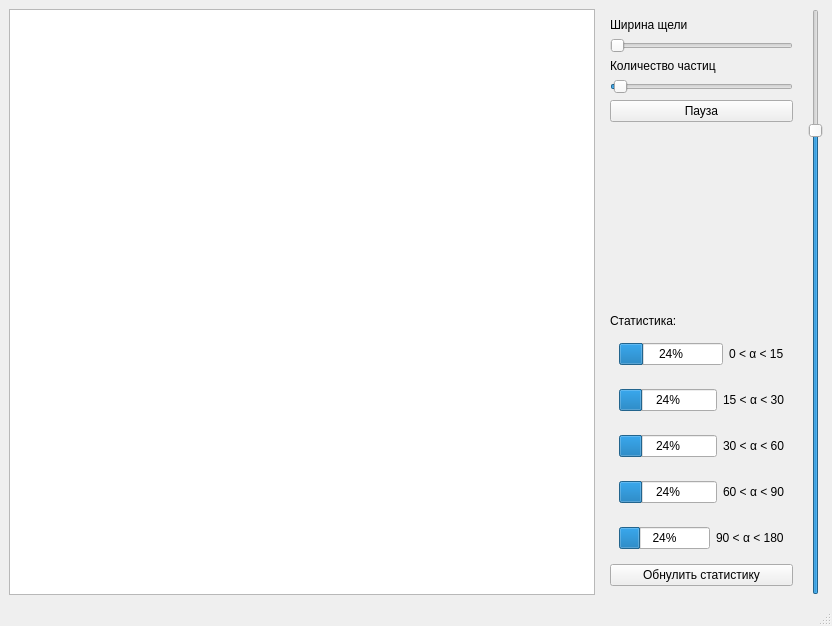
First picture: the form in src/mainwindow/mainwindow.ui, repository BigCubeCat/rutherford-experiment, before the edit.
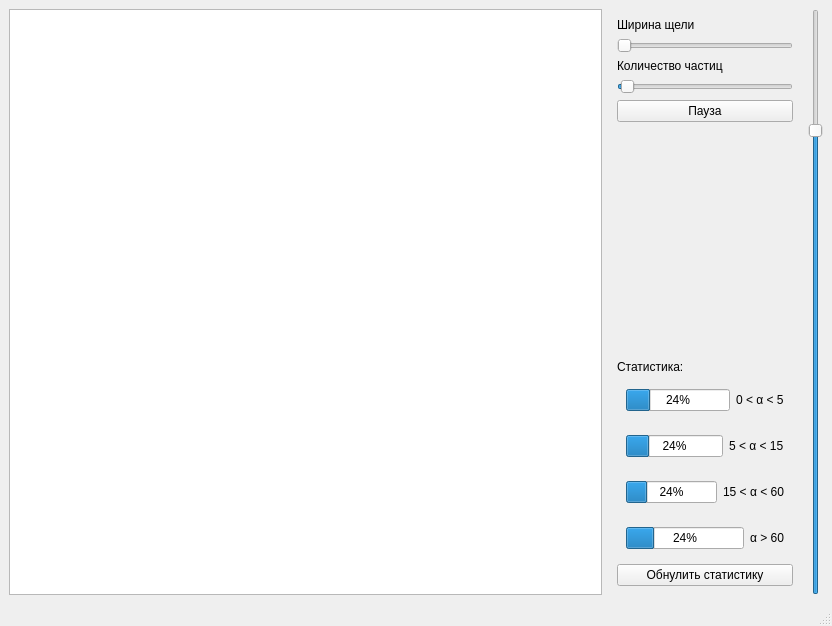
Second picture: the form after the edit.

```diff
--- a/src/mainwindow/mainwindow.ui
+++ b/src/mainwindow/mainwindow.ui
@@ -160,7 +160,7 @@
                  </sizepolicy>
                 </property>
                 <property name="text">
-                 <string>0 &lt; α &lt; 15</string>
+                 <string>0 &lt; α &lt; 5</string>
                 </property>
                </widget>
               </item>
@@ -192,7 +192,7 @@
                  </sizepolicy>
                 </property>
                 <property name="text">
-                 <string>15 &lt; α &lt; 30</string>
+                 <string>5 &lt; α &lt; 15</string>
                 </property>
                </widget>
               </item>
@@ -212,27 +212,7 @@
               <item>
                <widget class="QLabel" name="label_3">
                 <property name="text">
-                 <string>30 &lt; α &lt; 60</string>
-                </property>
-               </widget>
-              </item>
-             </layout>
-            </widget>
-           </item>
-           <item>
-            <widget class="QWidget" name="horizontalWidget_3" native="true">
-             <layout class="QHBoxLayout" name="horizontalLayout_5">
-              <item>
-               <widget class="QProgressBar" name="progressBar">
-                <property name="value">
-                 <number>24</number>
-                </property>
-               </widget>
-              </item>
-              <item>
-               <widget class="QLabel" name="label_6">
-                <property name="text">
-                 <string>60 &lt; α &lt; 90</string>
+                 <string>15 &lt; α &lt; 60</string>
                 </property>
                </widget>
               </item>
@@ -258,7 +238,7 @@
                  </sizepolicy>
                 </property>
                 <property name="text">
-                 <string>90 &lt; α &lt; 180</string>
+                 <string>α &gt; 60</string>
                 </property>
                </widget>
               </item>
```
Left out of the diff: 6 changed lines with no effect on the pictures.
